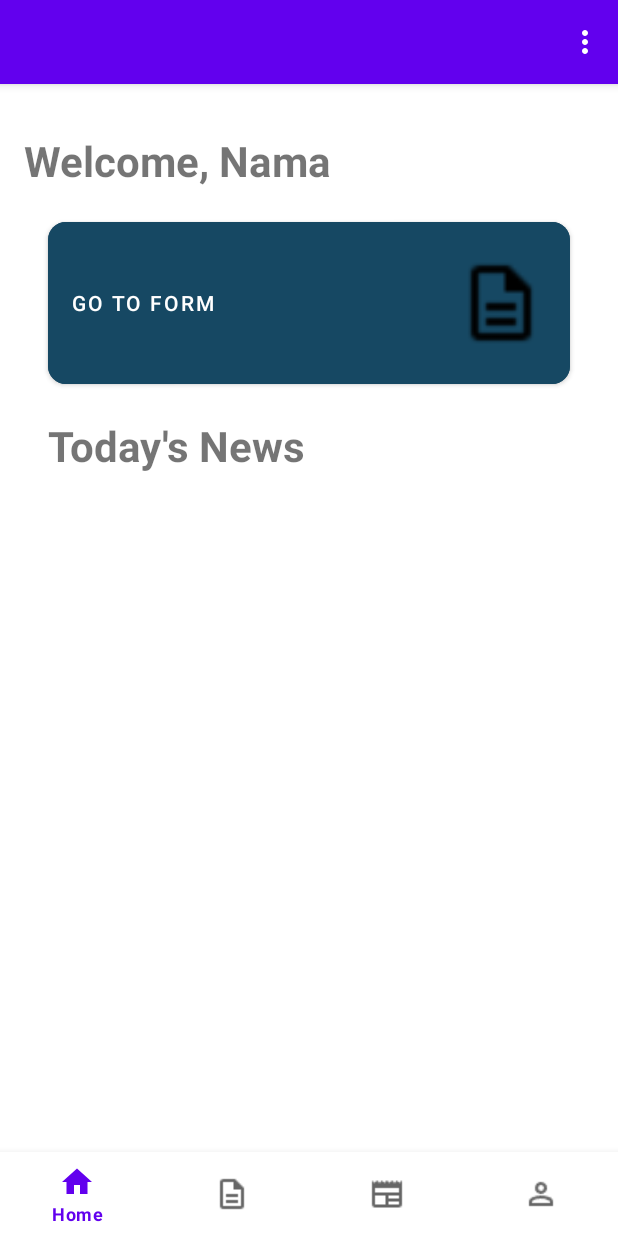
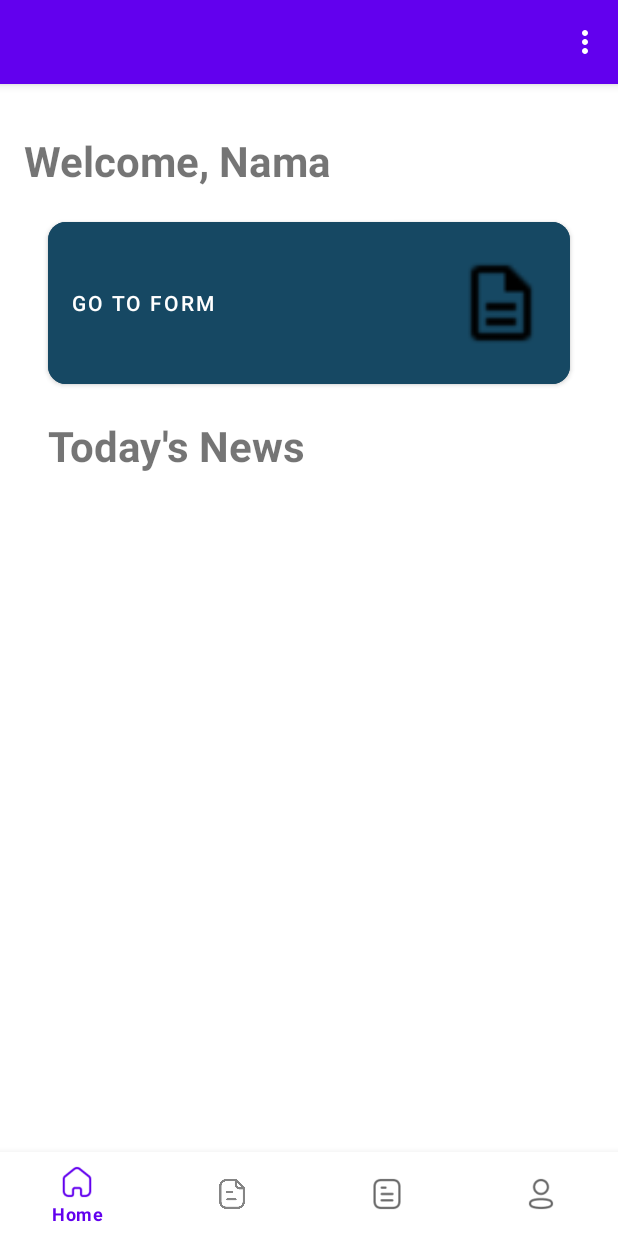
Before and after one commit to CarvalCapstoneTeam/MD-Carval, an Android app: the MainActivity screen opened directly, with no data from a screen before it, on a phone screen of 412 x 824 dp. Run offline under Robolectric (Android 15) with nearby library versions, the light colour scheme and no system bars; our stand-ins replace navigation-ui.

Commit message:
Bottom Nav Icon Update

```diff
--- a/app/src/main/res/menu/bottom_nav_menu.xml
+++ b/app/src/main/res/menu/bottom_nav_menu.xml
@@ -3,23 +3,23 @@
 
     <item
         android:id="@+id/navigation_home"
-        android:icon="@drawable/ic_home_black_24dp"
+        android:icon="@drawable/home2"
         android:title="@string/title_home" />
 
     <item
         android:id="@+id/navigation_form"
-        android:icon="@drawable/form"
+        android:icon="@drawable/form2"
         android:title="@string/article_form" />
 
     <item
         android:id="@+id/navigation_article"
-        android:icon="@drawable/newspaper"
+        android:icon="@drawable/news2"
         android:title="@string/title_article" />
 
 
     <item
         android:id="@+id/navigation_about"
-        android:icon="@drawable/person"
+        android:icon="@drawable/person2"
         android:title="@string/title_about" />
 
 </menu>
```
Also changed, not shown: app/src/main/res/drawable/form2.png (added), app/src/main/res/drawable/home2.png (added), app/src/main/res/drawable/news2.png (added), app/src/main/res/drawable/person2.png (added).
